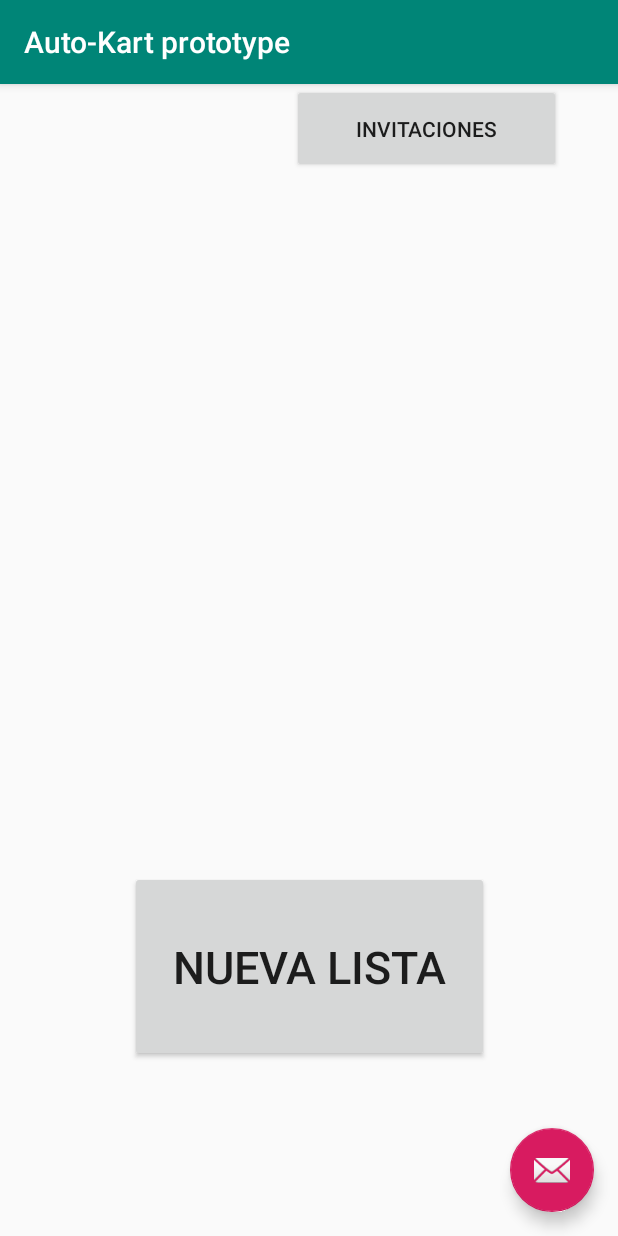
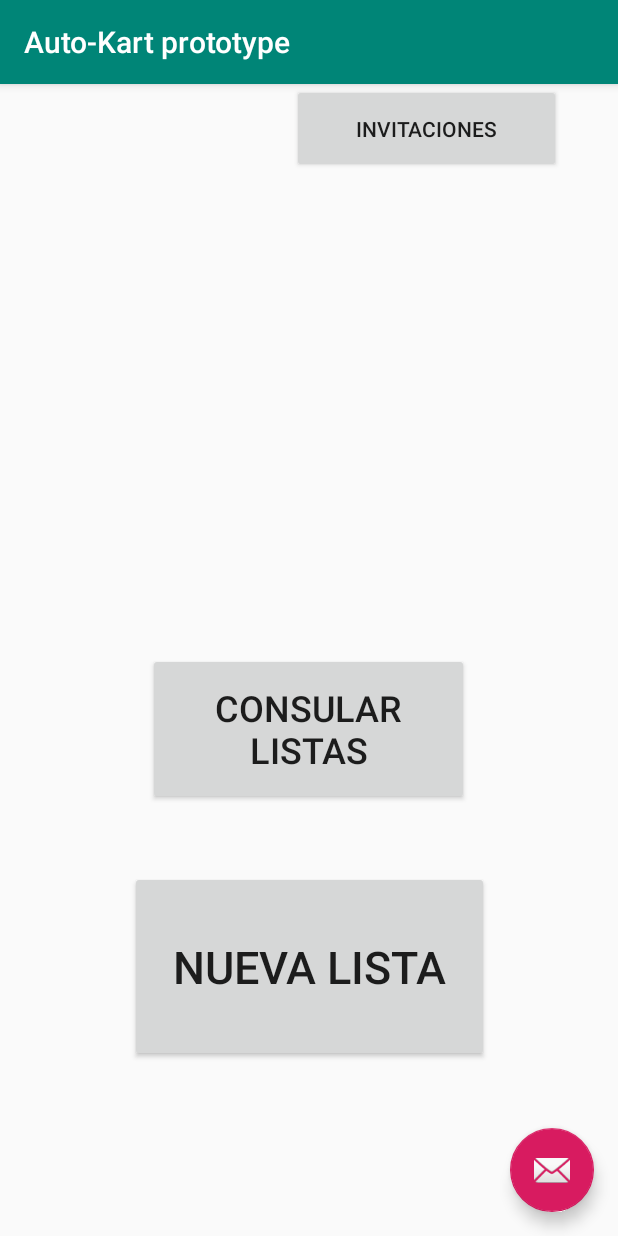
Before and after one commit to KaeTahr/Auto-Kart, an Android app: the screen it shows after launch (MainActivity), on a phone screen of 412 x 824 dp. Run offline under Robolectric (Android 15) with nearby library versions, the phone set to English and light mode, and no system bars.

Commit message:
added main activities

```diff
--- a/app/src/main/AndroidManifest.xml
+++ b/app/src/main/AndroidManifest.xml
@@ -9,6 +9,12 @@
         android:roundIcon="@mipmap/ic_launcher_round"
         android:supportsRtl="true"
         android:theme="@style/AppTheme">
+        <activity android:name=".consultarListas"></activity>
+        <activity
+            android:name=".Invitaciones"
+            android:label="@string/title_activity_invitaciones"
+            android:theme="@style/AppTheme.NoActionBar" />
+        <activity android:name=".crearLista" />
         <activity
             android:name=".MainActivity"
             android:label="@string/app_name"
--- a/app/src/main/java/com/example/auto_kartprototype/MainActivity.java
+++ b/app/src/main/java/com/example/auto_kartprototype/MainActivity.java
@@ -1,5 +1,6 @@
 package com.example.auto_kartprototype;
 
+import android.content.Intent;
 import android.os.Bundle;
 import android.support.v7.app.AppCompatActivity;
 import android.support.v7.widget.Toolbar;
@@ -19,9 +20,29 @@ public class MainActivity extends AppCompatActivity {
         btnNuevaLista.setOnClickListener(new View.OnClickListener() {
             @Override
             public void onClick(View v) {
+                Intent startIntent = new Intent(getApplicationContext(), crearLista.class);
+                startActivity(startIntent);
 
             }
         });
         Button btnInvitaciones = (Button) findViewById(R.id.btnInvitaciones);
-    }
+        btnInvitaciones.setOnClickListener(new View.OnClickListener() {
+            @Override
+            public void onClick(View v) {
+                Intent startIntent = new Intent(getApplicationContext(), Invitaciones.class);
+                startActivity(startIntent);
+            }
+        });
+
+        Button btnConsultarListas = (Button) findViewById(R.id.btnConsultarListas);
+        btnConsultarListas.setOnClickListener(new View.OnClickListener() {
+            @Override
+            public void onClick(View v) {
+                Intent startIntent = new Intent(getApplicationContext(), consultarListas.class);
+                startActivity(startIntent);
+            }
+        });
+
+    };
+
 }
--- a/app/src/main/res/layout/content_main.xml
+++ b/app/src/main/res/layout/content_main.xml
@@ -37,4 +37,20 @@
         app:layout_constraintEnd_toEndOf="parent"
         app:layout_constraintStart_toStartOf="parent" />
 
+    <Button
+        android:id="@+id/btnConsultarListas"
+        android:layout_width="214dp"
+        android:layout_height="101dp"
+        android:layout_marginStart="8dp"
+        android:layout_marginLeft="8dp"
+        android:layout_marginEnd="8dp"
+        android:layout_marginRight="8dp"
+        android:layout_marginBottom="44dp"
+        android:text="Consular Listas"
+        android:textSize="24sp"
+        app:layout_constraintBottom_toTopOf="@+id/btnNuevaLista"
+        app:layout_constraintEnd_toEndOf="parent"
+        app:layout_constraintHorizontal_bias="0.497"
+        app:layout_constraintStart_toStartOf="parent" />
+
 </android.support.constraint.ConstraintLayout>
--- a/app/src/main/res/values/strings.xml
+++ b/app/src/main/res/values/strings.xml
@@ -1,4 +1,6 @@
 <resources>
     <string name="app_name">Auto-Kart prototype</string>
     <string name="action_settings">Settings</string>
+    <string name="title_activity_invitaciones">Invitaciones</string>
+    <string name="title_activity_consultar_listas">consultarListas</string>
 </resources>
```
Also changed, not shown: app/src/main/java/com/example/auto_kartprototype/Invitaciones.java (added, +29 -0 lines), app/src/main/java/com/example/auto_kartprototype/consultarListas.java (added, +13 -0 lines), app/src/main/java/com/example/auto_kartprototype/crearLista.java (added, +13 -0 lines), app/src/main/res/layout/activity_consultar_listas.xml (added, +33 -0 lines), app/src/main/res/layout/activity_consultar_listas2.xml (added, +9 -0 lines), app/src/main/res/layout/activity_crear_lista.xml (added, +9 -0 lines), app/src/main/res/layout/activity_invitaciones.xml (added, +33 -0 lines), app/src/main/res/layout/content_consultar_listas.xml (added, +11 -0 lines), app/src/main/res/layout/content_invitaciones.xml (added, +11 -0 lines).
